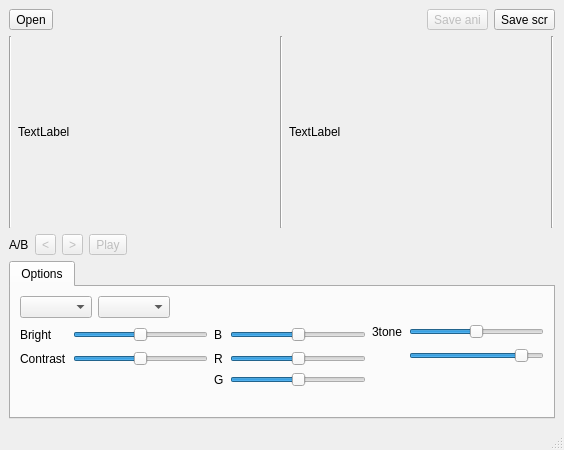
This is mainwin.ui in samstyle/scrconv as Qt 5 draws it before an edit. The edited form follows.
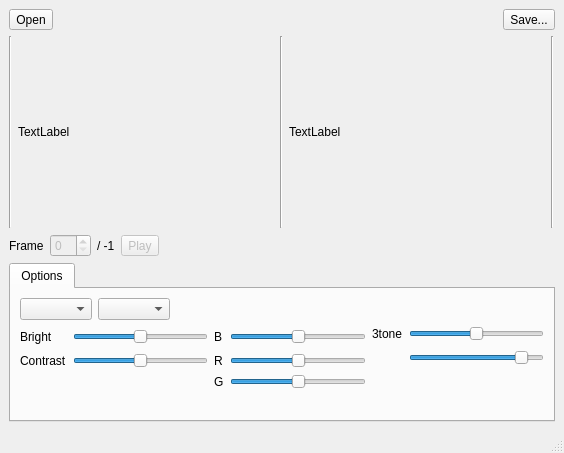
This is the edited form. Custom widgets are drawn as their Qt base class.

```diff
--- a/mainwin.ui
+++ b/mainwin.ui
@@ -7,7 +7,7 @@
     <x>0</x>
     <y>0</y>
     <width>564</width>
-    <height>450</height>
+    <height>453</height>
    </rect>
   </property>
   <property name="windowTitle">
@@ -37,20 +37,13 @@
         </property>
        </spacer>
       </item>
-      <item>
-       <widget class="QToolButton" name="tbSaveAni">
-        <property name="enabled">
-         <bool>false</bool>
-        </property>
-        <property name="text">
-         <string>Save ani</string>
-        </property>
-       </widget>
-      </item>
       <item>
        <widget class="QToolButton" name="tbSave">
         <property name="text">
-         <string>Save scr</string>
+         <string>Save...</string>
+        </property>
+        <property name="popupMode">
+         <enum>QToolButton::InstantPopup</enum>
         </property>
        </widget>
       </item>
@@ -146,30 +139,24 @@
     </item>
     <item>
      <layout class="QHBoxLayout" name="horizontalLayout_5">
+      <item>
+       <widget class="QLabel" name="label">
+        <property name="text">
+         <string>Frame</string>
+        </property>
+       </widget>
+      </item>
+      <item>
+       <widget class="QSpinBox" name="spFrame">
+        <property name="enabled">
+         <bool>false</bool>
+        </property>
+       </widget>
+      </item>
       <item>
        <widget class="QLabel" name="labFrame">
         <property name="text">
-         <string>A/B</string>
-        </property>
-       </widget>
-      </item>
-      <item>
-       <widget class="QToolButton" name="tbPrev">
-        <property name="enabled">
-         <bool>false</bool>
-        </property>
-        <property name="text">
-         <string>&lt;</string>
-        </property>
-       </widget>
-      </item>
-      <item>
-       <widget class="QToolButton" name="tbNext">
-        <property name="enabled">
-         <bool>false</bool>
-        </property>
-        <property name="text">
-         <string>&gt;</string>
+         <string>/ -1</string>
         </property>
        </widget>
       </item>
```
Left out of the diff: 23 changed lines with no effect on the pictures.
